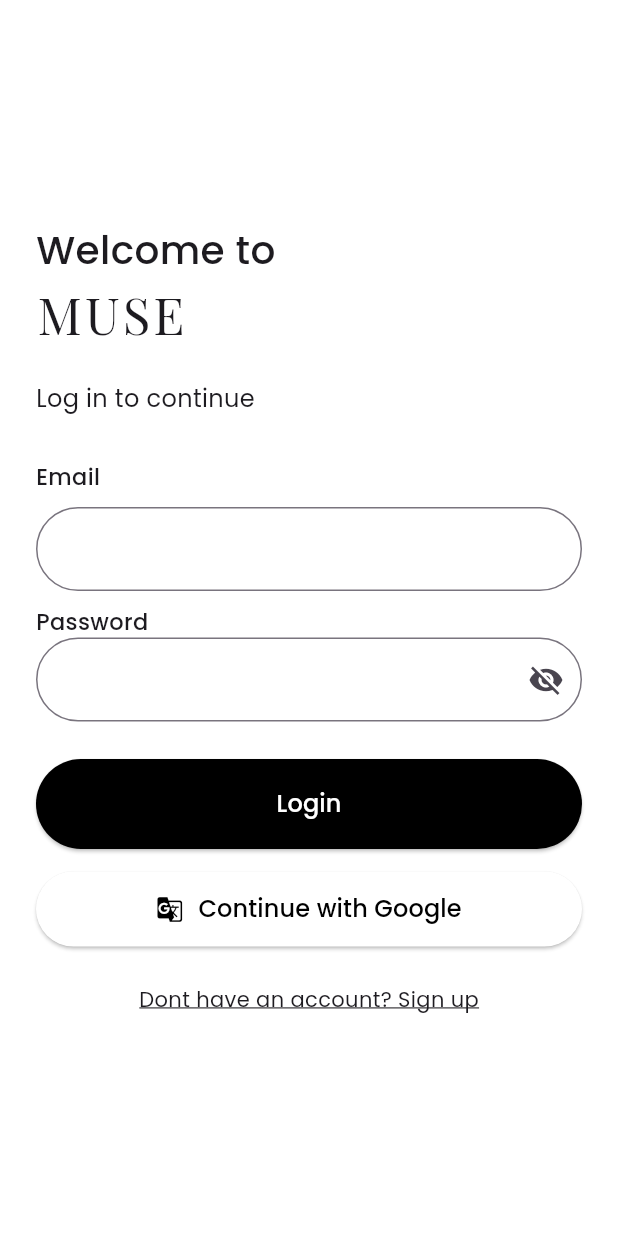
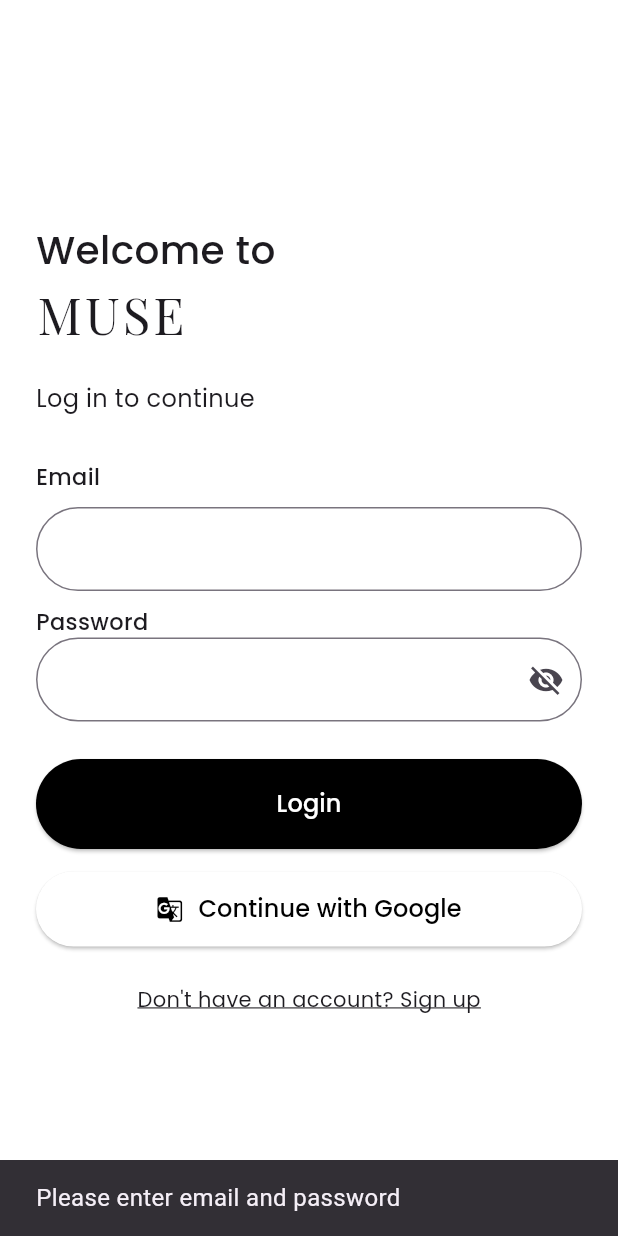
Before and after one commit to sarahsspace/graduation_project, a Flutter app: the screen it shows after launch, after a tap on "Login", on a phone screen of 412 x 824 dp. Run offline on Flutter 3.47's test engine with Material 3 defaults, Android fonts, the phone set to English and light mode, and no system bars; our stand-ins replace cloud_firestore, firebase_auth, firebase_core, google_fonts; accounts and stored records are empty.

Commit message:
LOGIN WORKS!!!

```diff
--- /dev/null
+++ b/lib/services/auth_service.dart
@@ -0,0 +1,25 @@
+import 'package:firebase_auth/firebase_auth.dart';
+
+class AuthService {
+  final FirebaseAuth _auth = FirebaseAuth.instance;
+
+  // Login with email & password
+  Future<User?> login(String email, String password) async {
+    try {
+      UserCredential userCredential =
+          await _auth.signInWithEmailAndPassword(email: email, password: password);
+      return userCredential.user;
+    } catch (e) {
+      print("Login Error: $e");
+      return null;
+    }
+  }
+
+  // Logout user
+  Future<void> logout() async {
+    await _auth.signOut();
+  }
+
+  //Get currently logged-in user
+  User? get currentUser => _auth.currentUser;
+}
--- a/lib/views/auth/login_screen.dart
+++ b/lib/views/auth/login_screen.dart
@@ -1,5 +1,7 @@
 import 'package:flutter/material.dart';
 import 'package:google_fonts/google_fonts.dart';
+import 'package:firebase_auth/firebase_auth.dart';
+import '../../services/auth_service.dart';
 
 class LoginScreen extends StatefulWidget {
   @override
@@ -9,7 +11,34 @@ class LoginScreen extends StatefulWidget {
 class _LoginScreenState extends State<LoginScreen> {
   final TextEditingController _emailController = TextEditingController();
   final TextEditingController _passwordController = TextEditingController();
-  bool _isPasswordVisible = false; // Toggle for password visibility
+  bool _isPasswordVisible = false;
+  final AuthService _authService = AuthService(); // 🔥 Initialize AuthService
+
+  // 🔹 Function to handle login
+  void _handleLogin() async {
+    String email = _emailController.text.trim();
+    String password = _passwordController.text.trim();
+
+    if (email.isEmpty || password.isEmpty) {
+      _showMessage("Please enter email and password");
+      return;
+    }
+
+    User? user = await _authService.login(email, password);
+
+    if (user != null) {
+      _showMessage("✅ Login Successful!");
+    } else {
+      _showMessage("❌ Login Failed. Check your credentials.");
+    }
+  }
+
+  // 🔹 Function to show a message on screen
+  void _showMessage(String message) {
+    ScaffoldMessenger.of(context).showSnackBar(
+      SnackBar(content: Text(message, style: TextStyle(fontSize: 16))),
+    );
+  }
 
   @override
   Widget build(BuildContext context) {
@@ -21,53 +50,36 @@ class _LoginScreenState extends State<LoginScreen> {
           mainAxisAlignment: MainAxisAlignment.center,
           crossAxisAlignment: CrossAxisAlignment.start,
           children: [
-            Text("Welcome to",
-            style: GoogleFonts.poppins(fontSize: 26, fontWeight: FontWeight.w500),
-                       ),
+            Text("Welcome to", style: GoogleFonts.poppins(fontSize: 26, fontWeight: FontWeight.w500)),
             Text(
               "MUSE",
-              style: GoogleFonts.playfairDisplay(
-                fontSize: 34,
-                letterSpacing: 2,
-              ),
+              style: GoogleFonts.playfairDisplay(fontSize: 34, letterSpacing: 2),
             ),
             SizedBox(height: 20),
             Text("Log in to continue", style: GoogleFonts.poppins(fontSize: 16)),
             SizedBox(height: 30),
 
-            //email input
-            Text(
-              "Email",
-              style: GoogleFonts.poppins(fontSize: 15, fontWeight: FontWeight.w500),
-            ),
+            // Email input
+            Text("Email", style: GoogleFonts.poppins(fontSize: 15, fontWeight: FontWeight.w500)),
             SizedBox(height: 10),
             TextField(
               controller: _emailController,
               decoration: InputDecoration(
-                border: OutlineInputBorder(
-                  borderRadius: BorderRadius.circular(45),
-                ),
+                border: OutlineInputBorder(borderRadius: BorderRadius.circular(45)),
               ),
               keyboardType: TextInputType.emailAddress,
             ),
             SizedBox(height: 10),
 
-            //password input
-            Text(
-              "Password",
-              style: GoogleFonts.poppins(fontSize: 15, fontWeight: FontWeight.w500),
-            ),
+            // Password input
+            Text("Password", style: GoogleFonts.poppins(fontSize: 15, fontWeight: FontWeight.w500)),
             TextField(
               controller: _passwordController,
               obscureText: !_isPasswordVisible,
               decoration: InputDecoration(
-                border: OutlineInputBorder(
-                  borderRadius: BorderRadius.circular(45),
-                ),
+                border: OutlineInputBorder(borderRadius: BorderRadius.circular(45)),
                 suffixIcon: IconButton(
-                  icon: Icon(
-                    _isPasswordVisible ? Icons.visibility : Icons.visibility_off,
-                  ),
+                  icon: Icon(_isPasswordVisible ? Icons.visibility : Icons.visibility_off),
                   onPressed: () {
                     setState(() {
                       _isPasswordVisible = !_isPasswordVisible;
@@ -78,22 +90,20 @@ class _LoginScreenState extends State<LoginScreen> {
             ),
             SizedBox(height: 25),
 
-            // login btn
-             ElevatedButton(
-              onPressed: () {},
+            // 🔥 Login Button (Now calls _handleLogin)
+            ElevatedButton(
+              onPressed: _handleLogin,
               child: Text("Login", style: GoogleFonts.poppins(fontSize: 16)),
               style: ElevatedButton.styleFrom(
                 minimumSize: Size(double.infinity, 60),
                 backgroundColor: Colors.black,
                 foregroundColor: Colors.white,
-                shape: RoundedRectangleBorder(
-                  borderRadius: BorderRadius.circular(45),
-                ),
+                shape: RoundedRectangleBorder(borderRadius: BorderRadius.circular(45)),
               ),
             ),
             SizedBox(height: 15),
 
-            //google sign in btn placeholder now
+            // Google Sign-In Placeholder
             ElevatedButton(
               onPressed: () {},
               child: Row(
@@ -106,31 +116,26 @@ class _LoginScreenState extends State<LoginScreen> {
               ),
               style: ElevatedButton.styleFrom(
                 minimumSize: Size(double.infinity, 50),
-                backgroundColor: const Color.fromARGB(255, 255, 255, 255),
-                foregroundColor: const Color.fromARGB(255, 0, 0, 0),
-                shape: RoundedRectangleBorder(
-                  borderRadius: BorderRadius.circular(45),
-                ),
+                backgroundColor: Colors.white,
+                foregroundColor: Colors.black,
+                shape: RoundedRectangleBorder(borderRadius: BorderRadius.circular(45)),
               ),
             ),
-            SizedBox(height:25),
+            SizedBox(height: 25),
 
-            //sign up link
+            // Sign up link
             Center(
               child: GestureDetector(
-                onTap:() {},
+                onTap: () {},
                 child: Text(
-                  "Dont have an account? Sign up",
-                  style: GoogleFonts.poppins(
-                    fontSize: 14,
-                    decoration: TextDecoration.underline,
-                  ),
+                  "Don't have an account? Sign up",
+                  style: GoogleFonts.poppins(fontSize: 14, decoration: TextDecoration.underline),
                 ),
               ),
             ),
           ],
         ),
-        ),
+      ),
     );
   }
 }
```
